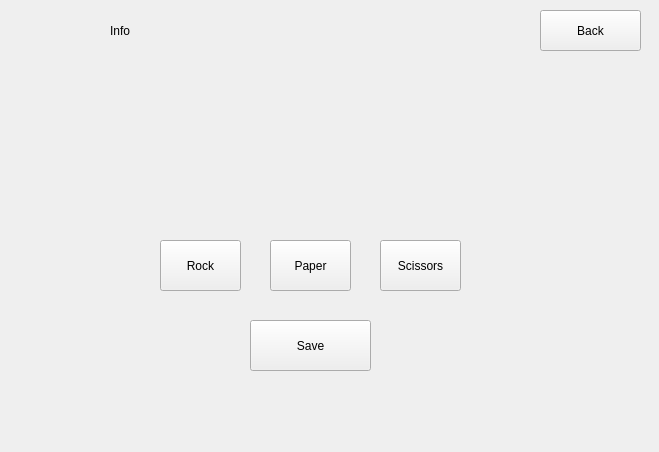
RudX2k2/csad2125ki306rudvi18, file RPS_GUI/gamewindow.ui: the form before one commit.
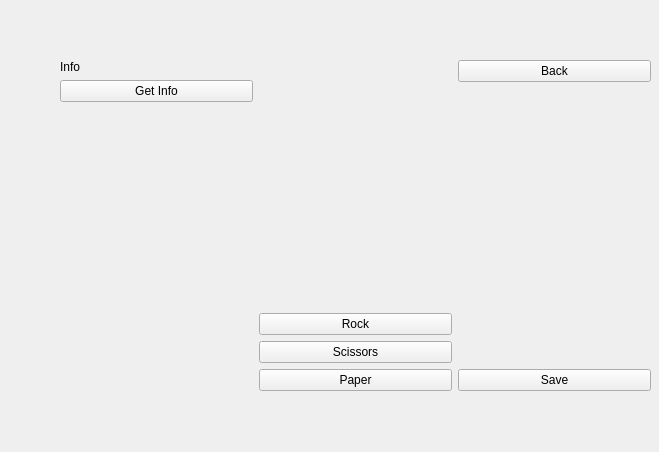
The form after the commit.

What changed in the file:
```diff
--- a/RPS_GUI/gamewindow.ui
+++ b/RPS_GUI/gamewindow.ui
@@ -13,83 +13,120 @@
   <property name="windowTitle">
    <string>Form</string>
   </property>
+  <widget class="QWidget" name="horizontalLayoutWidget">
+   <property name="geometry">
+    <rect>
+     <x>60</x>
+     <y>60</y>
+     <width>591</width>
+     <height>331</height>
+    </rect>
+   </property>
+   <layout class="QHBoxLayout" name="horizontalLayout">
+    <item>
+     <layout class="QVBoxLayout" name="verticalLayout_2">
+      <item>
   <widget class="QLabel" name="lblGameInfo">
-   <property name="geometry">
-    <rect>
-     <x>110</x>
-     <y>20</y>
-     <width>91</width>
-     <height>21</height>
-    </rect>
-   </property>
    <property name="text">
     <string>Info</string>
    </property>
   </widget>
+      </item>
+      <item>
+       <widget class="QPushButton" name="btnGetInfo">
+        <property name="text">
+         <string>Get Info</string>
+        </property>
+       </widget>
+      </item>
+      <item>
+       <spacer name="verticalSpacer_2">
+        <property name="orientation">
+         <enum>Qt::Orientation::Vertical</enum>
+        </property>
+        <property name="sizeHint" stdset="0">
+         <size>
+          <width>20</width>
+          <height>40</height>
+         </size>
+        </property>
+       </spacer>
+      </item>
+     </layout>
+    </item>
+    <item>
+     <layout class="QVBoxLayout" name="verticalLayout">
+      <item>
+       <spacer name="verticalSpacer">
+        <property name="orientation">
+         <enum>Qt::Orientation::Vertical</enum>
+        </property>
+        <property name="sizeHint" stdset="0">
+         <size>
+          <width>20</width>
+          <height>40</height>
+         </size>
+        </property>
+       </spacer>
+      </item>
+      <item>
+       <widget class="QWidget" name="widget" native="true"/>
+      </item>
+      <item>
   <widget class="QPushButton" name="btnRock">
-   <property name="geometry">
-    <rect>
-     <x>160</x>
-     <y>240</y>
-     <width>81</width>
-     <height>51</height>
-    </rect>
-   </property>
    <property name="text">
     <string>Rock</string>
    </property>
   </widget>
-  <widget class="QPushButton" name="brnPaper">
-   <property name="geometry">
-    <rect>
-     <x>270</x>
-     <y>240</y>
-     <width>81</width>
-     <height>51</height>
-    </rect>
-   </property>
-   <property name="text">
-    <string>Paper</string>
-   </property>
-  </widget>
+      </item>
+      <item>
   <widget class="QPushButton" name="btnScissors">
-   <property name="geometry">
-    <rect>
-     <x>380</x>
-     <y>240</y>
-     <width>81</width>
-     <height>51</height>
-    </rect>
-   </property>
    <property name="text">
     <string>Scissors</string>
    </property>
   </widget>
+      </item>
+      <item>
+       <widget class="QPushButton" name="brnPaper">
+        <property name="text">
+         <string>Paper</string>
+        </property>
+       </widget>
+      </item>
+     </layout>
+    </item>
+    <item>
+     <layout class="QVBoxLayout" name="verticalLayout_3">
+      <item>
   <widget class="QPushButton" name="btnGoBack">
-   <property name="geometry">
-    <rect>
-     <x>540</x>
-     <y>10</y>
-     <width>101</width>
-     <height>41</height>
-    </rect>
-   </property>
    <property name="text">
     <string>Back</string>
    </property>
   </widget>
+      </item>
+      <item>
+       <spacer name="verticalSpacer_3">
+        <property name="orientation">
+         <enum>Qt::Orientation::Vertical</enum>
+        </property>
+        <property name="sizeHint" stdset="0">
+         <size>
+          <width>20</width>
+          <height>40</height>
+         </size>
+        </property>
+       </spacer>
+      </item>
+      <item>
   <widget class="QPushButton" name="btnSaveGame">
-   <property name="geometry">
-    <rect>
-     <x>250</x>
-     <y>320</y>
-     <width>121</width>
-     <height>51</height>
-    </rect>
-   </property>
    <property name="text">
     <string>Save</string>
    </property>
+       </widget>
+      </item>
+     </layout>
+    </item>
+   </layout>
   </widget>
  </widget>
  <resources/>
```
Lines whose indentation alone changed are shown as unchanged.
